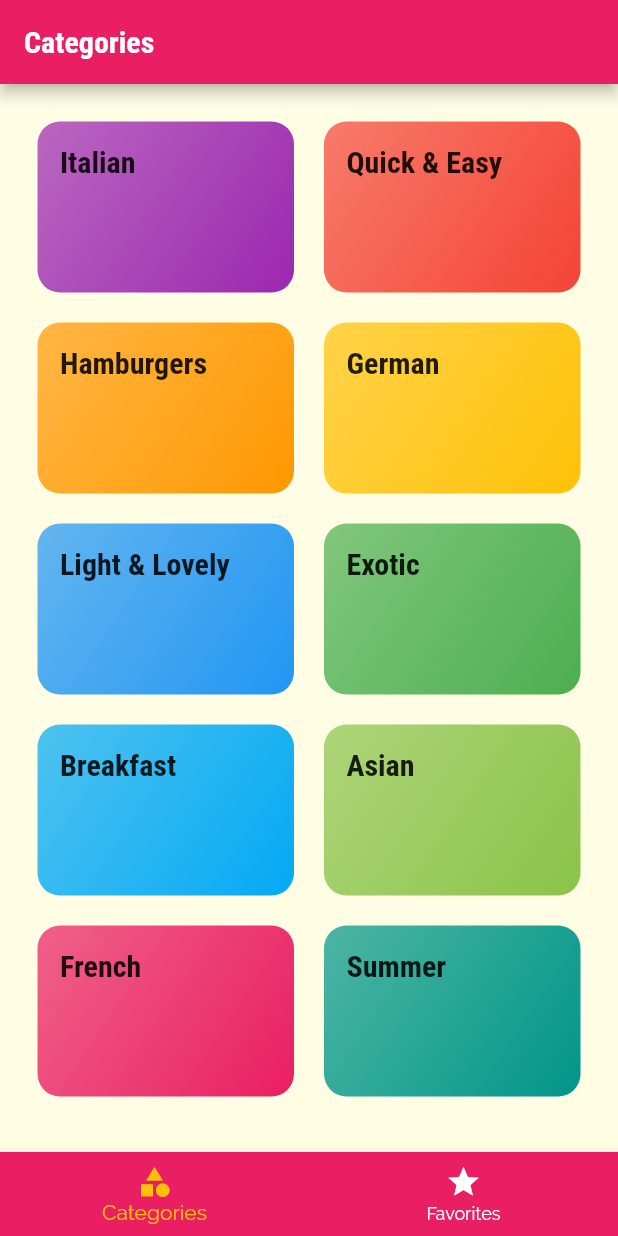
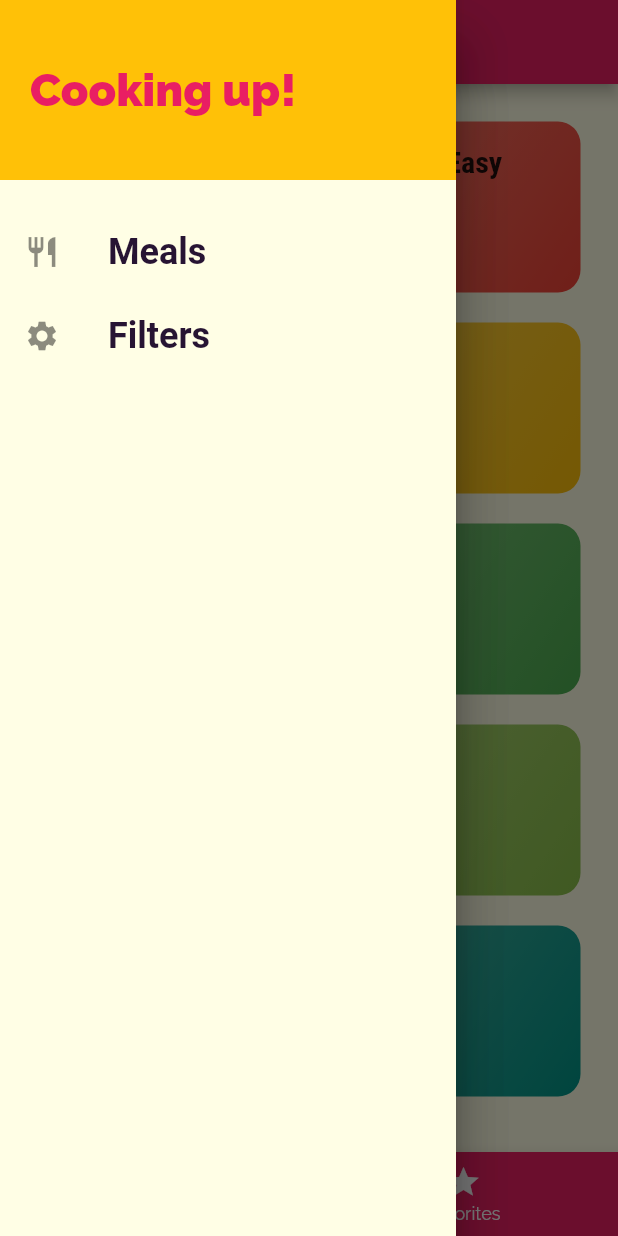
Before and after one commit to guiidc/meals_flutter_app, a Flutter app: the screen it shows after launch, with the side drawer open (before the commit the screen has no drawer), on a phone screen of 412 x 824 dp. Run offline on Flutter 3.47's test engine with Material 2 defaults, Android fonts, the phone set to English and light mode, and no system bars; Roboto replaces fonts that are missing (RobotoCondenses).

Commit message:
:sparkles: feat: add links and drawer

```diff
--- a/lib/main.dart
+++ b/lib/main.dart
@@ -1,4 +1,5 @@
 import 'package:flutter/material.dart';
+import './screens/filters_screen.dart';
 import './screens/tabs_screen.dart';
 import './screens/meal_detail_screen.dart';
 import './screens/categories_screen.dart';
@@ -34,6 +35,7 @@ class MyApp extends StatelessWidget {
         '/': (_) => TabsScreen(),
         CategoryMealsScreen.routerName: (_) => const CategoryMealsScreen(),
         MealDetailScreen.routeName: (_) => const MealDetailScreen(),
+        FiltersScreen.routerName: (_) => const FiltersScreen()
       },
       // onGenerateRoute: (settings) {
       //   print(settings.arguments);
--- /dev/null
+++ b/lib/screens/filters_screen.dart
@@ -0,0 +1,12 @@
+import 'package:flutter/material.dart';
+
+class FiltersScreen extends StatelessWidget {
+  const FiltersScreen({super.key});
+
+  static const routerName = '/filters';
+
+  @override
+  Widget build(BuildContext context) {
+    return const Text('Filters page');
+  }
+}
--- a/lib/screens/tabs_screen.dart
+++ b/lib/screens/tabs_screen.dart
@@ -1,4 +1,5 @@
 import 'package:flutter/material.dart';
+import '../widgets/main_drawer.dart';
 import './categories_screen.dart';
 import './favorites_screen.dart';
 
@@ -10,7 +11,7 @@ class TabsScreen extends StatefulWidget {
 class _TabsScreenState extends State<TabsScreen> {
   final List<Map<String, Object>> _pages = [
     {'page': const CategoriesScreen(), 'title': 'Categories'},
-    {'page': FavoritesScreen(), 'title': 'Favorites'},
+    {'page': FavoritesScreen(), 'title': 'Your favorites'},
   ];
   int _selectedPageIndex = 0;
 
@@ -27,6 +28,9 @@ class _TabsScreenState extends State<TabsScreen> {
         title: Text(
           _pages[_selectedPageIndex]['title'] as String,
         ),
+      ),
+      drawer: const Drawer(
+        child: MainDrawer(),
       ),
       body: _pages[_selectedPageIndex]['page'] as Widget,
       bottomNavigationBar: BottomNavigationBar(
--- /dev/null
+++ b/lib/widgets/main_drawer.dart
@@ -0,0 +1,58 @@
+import 'package:flutter/material.dart';
+import '../screens/filters_screen.dart';
+
+class MainDrawer extends StatelessWidget {
+  const MainDrawer({super.key});
+
+  Widget buildListTile(String title, IconData icon, VoidCallback tapHandler) {
+    return ListTile(
+      leading: Icon(icon),
+      title: Text(
+        title,
+        style: const TextStyle(
+          fontFamily: 'RobotoCondenses',
+          fontWeight: FontWeight.bold,
+          fontSize: 24,
+        ),
+      ),
+      onTap: tapHandler,
+    );
+  }
+
+  @override
+  Widget build(BuildContext context) {
+    return Drawer(
+      child: Column(
+        children: [
+          Container(
+            width: double.infinity,
+            height: 120,
+            padding: const EdgeInsets.all(20),
+            alignment: Alignment.centerLeft,
+            color: Theme.of(context).colorScheme.secondary,
+            child: Text(
+              'Cooking up!',
+              style: TextStyle(
+                  fontWeight: FontWeight.w900,
+                  fontSize: 30,
+                  color: Theme.of(context).colorScheme.primary),
+            ),
+          ),
+          const SizedBox(
+            height: 20,
+          ),
+          buildListTile(
+            'Meals',
+            Icons.restaurant,
+            () => Navigator.of(context).pushNamed('/'),
+          ),
+          buildListTile(
+            'Filters',
+            Icons.settings,
+            () => Navigator.of(context).pushNamed(FiltersScreen.routerName),
+          ),
+        ],
+      ),
+    );
+  }
+}
```
